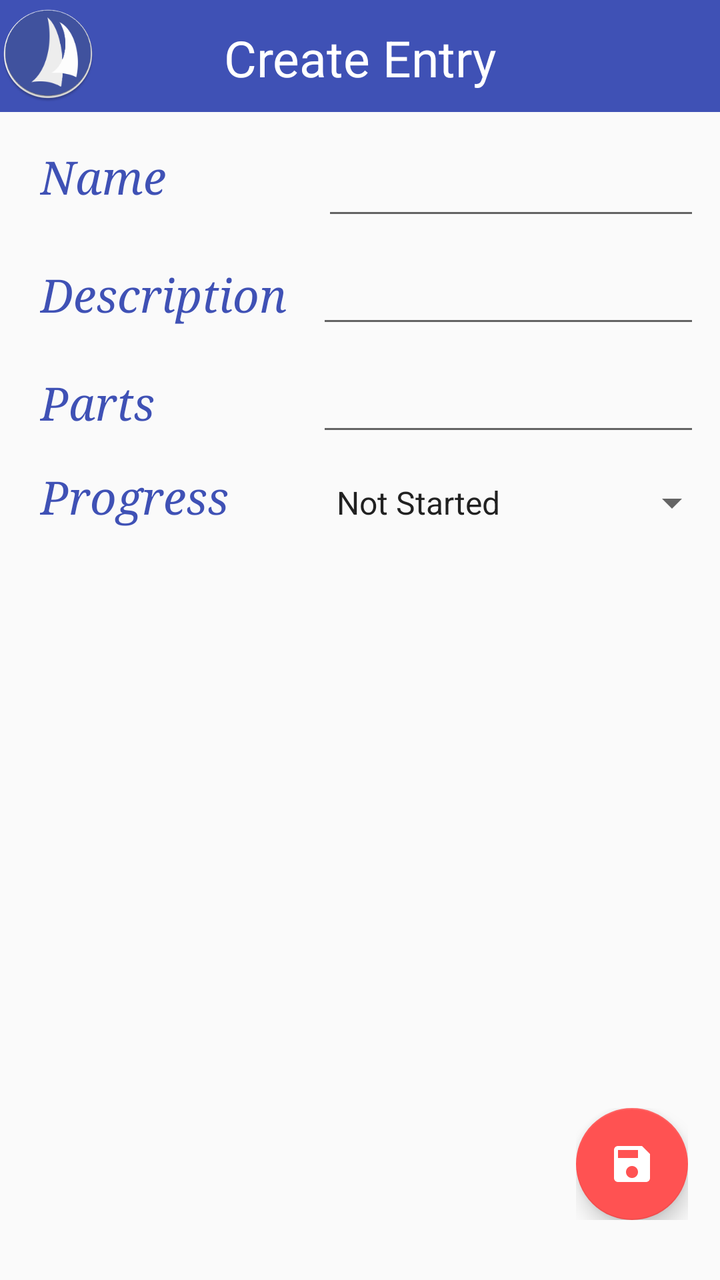
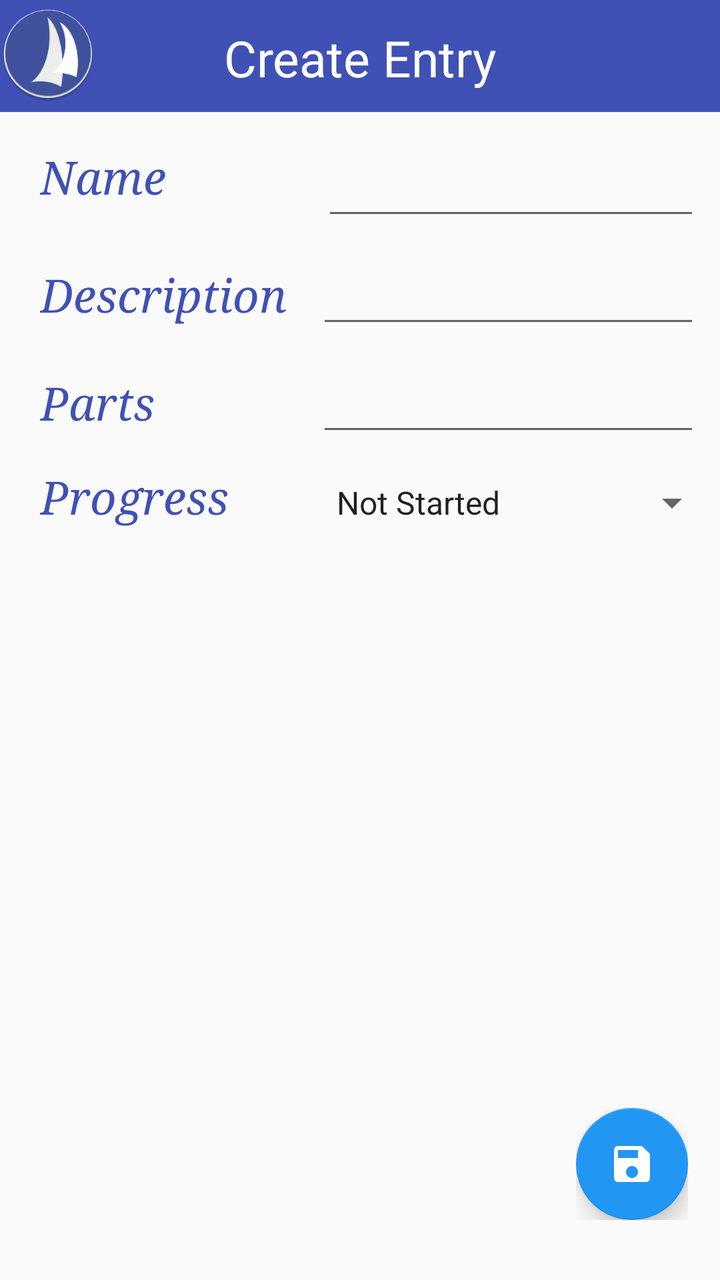

An Android layout rendered at two revisions. The XML below is the earlier revision; the diff shows what the commit changed to produce the second picture.
<!-- AndroidManifest.xml: application theme Base.Theme.Toolbar -->
<!-- res/layout/activity_create_manlog.xml -->
<?xml version="1.0" encoding="utf-8"?>
<LinearLayout xmlns:android="http://schemas.android.com/apk/res/android"
    android:layout_width="match_parent"
    android:layout_height="match_parent"
    android:orientation="vertical">

    <RelativeLayout xmlns:android="http://schemas.android.com/apk/res/android"
        xmlns:app="http://schemas.android.com/apk/res-auto"
        xmlns:tools="http://schemas.android.com/tools"
        android:id="@+id/MRL1"
        android:layout_width="match_parent"
        android:layout_height="match_parent"
        android:orientation="vertical"
        tools:context=".MainActivityManLog">

        <android.support.v7.widget.Toolbar
            android:id="@+id/toolbar"
            android:layout_width="match_parent"
            android:layout_height="56dp"
            android:background="?attr/colorPrimary"
            android:minHeight="?attr/actionBarSize"
            android:theme="@style/Base.Theme.Test"
            app:popupTheme="@style/ThemeOverlay.AppCompat.Light" />

        <ImageView
            android:id="@+id/imageView1"
            android:layout_width="wrap_content"
            android:layout_height="wrap_content"
            android:layout_alignParentStart="true"
            android:layout_alignParentTop="true"
            android:layout_marginTop="3dp"
            android:src="@mipmap/ic_launcher" />

        <TextView
            android:id="@+id/titleTextView"
            android:layout_width="wrap_content"
            android:layout_height="wrap_content"
            android:layout_alignParentTop="true"
            android:layout_centerHorizontal="true"
            android:layout_marginBottom="@dimen/activity_vertical_margin"
            android:padding="12dp"
            android:text="Create Entry"
            android:textColor="@color/white"
            android:textSize="25sp" />

        <ScrollView xmlns:android="http://schemas.android.com/apk/res/android"
            android:id="@+id/scrollView1"
            android:layout_width="match_parent"
            android:layout_height="wrap_content"
            android:layout_below="@+id/toolbar">

            <LinearLayout xmlns:android="http://schemas.android.com/apk/res/android"
                android:layout_width="match_parent"
                android:layout_height="match_parent"
                android:orientation="vertical">

                <LinearLayout
                    android:id="@+id/fieldlayout1"
                    android:layout_width="match_parent"
                    android:layout_height="wrap_content"
                    android:layout_below="@+id/toolbar"
                    android:layout_marginEnd="10dp"
                    android:layout_marginStart="10dp"
                    android:layout_marginTop="10dp"
                    android:orientation="horizontal">

                    <TextView
                        android:id="@+id/textViewName"
                        android:layout_width="wrap_content"
                        android:layout_height="wrap_content"
                        android:layout_marginStart="10dp"
                        android:text="Name             "
                        android:textColor="@color/textMain"
                        android:textSize="23sp"
                        android:textStyle="italic"
                        android:typeface="serif" />

                    <EditText
                        android:id="@+id/editTextName"
                        android:layout_width="wrap_content"
                        android:layout_height="wrap_content"
                        android:layout_marginTop="5dp"
                        android:ems="10"
                        android:inputType="text"
                        android:textSize="20sp" />

                </LinearLayout>

                <LinearLayout
                    android:id="@+id/fieldlayout2"
                    android:layout_width="match_parent"
                    android:layout_height="wrap_content"
                    android:layout_marginEnd="10dp"
                    android:layout_marginStart="10dp"
                    android:layout_marginTop="10dp"
                    android:orientation="horizontal">

                    <TextView
                        android:id="@+id/textViewDescription"
                        android:layout_width="wrap_content"
                        android:layout_height="wrap_content"
                        android:layout_marginEnd="10dp"
                        android:layout_marginStart="10dp"
                        android:text="Description"
                        android:textColor="@color/textMain"
                        android:textSize="23sp"
                        android:textStyle="italic"
                        android:typeface="serif" />

                    <EditText
                        android:id="@+id/editTextDescription"
                        android:layout_width="wrap_content"
                        android:layout_height="wrap_content"
                        android:layout_marginStart="5dp"
                        android:ems="10"
                        android:inputType="text"
                        android:textSize="20sp" />

                </LinearLayout>

                <LinearLayout
                    android:id="@+id/fieldlayout3"
                    android:layout_width="match_parent"
                    android:layout_height="wrap_content"
                    android:layout_marginEnd="10dp"
                    android:layout_marginStart="10dp"
                    android:layout_marginTop="10dp"
                    android:orientation="horizontal">

                    <TextView
                        android:id="@+id/textViewParts"
                        android:layout_width="wrap_content"
                        android:layout_height="wrap_content"
                        android:layout_marginEnd="10dp"
                        android:layout_marginStart="10dp"
                        android:text="Parts           "
                        android:textColor="@color/textMain"
                        android:textSize="23sp"
                        android:textStyle="italic"
                        android:typeface="serif" />

                    <EditText
                        android:id="@+id/editTextParts"
                        android:layout_width="wrap_content"
                        android:layout_height="wrap_content"
                        android:layout_marginStart="5dp"
                        android:ems="10"
                        android:inputType="text"
                        android:textSize="20sp" />

                </LinearLayout>


                <LinearLayout
                    android:id="@+id/fieldlayout4"
                    android:layout_width="match_parent"
                    android:layout_height="wrap_content"
                    android:layout_marginStart="10dp"
                    android:layout_marginTop="10dp"
                    android:orientation="horizontal">

                    <TextView
                        android:id="@+id/textViewProgress"
                        android:layout_width="wrap_content"
                        android:layout_height="wrap_content"
                        android:layout_marginEnd="10dp"
                        android:layout_marginStart="10dp"
                        android:text="Progress      "
                        android:textColor="@color/textMain"
                        android:textSize="23sp"
                        android:textStyle="italic"
                        android:typeface="serif" />


                    <Spinner
                        android:id="@+id/spinnerProgress"
                        android:layout_width="match_parent"
                        android:layout_height="wrap_content"
                        android:spinnerMode="dropdown"

                        android:popupTheme="@style/AlertDialogTheme"
                        android:entries="@array/progress_array"
                        android:prompt="@string/progress_prompt" />


                </LinearLayout>

                <TextView
                    android:id="@+id/TextViewMainLog_ID"
                    android:layout_width="wrap_content"
                    android:layout_height="wrap_content"
                    android:textSize="0sp" />

            </LinearLayout>
        </ScrollView>

        <LinearLayout
            android:layout_width="match_parent"
            android:layout_height="match_parent"
            android:orientation="vertical"
            android:weightSum="1">

            <include layout="@layout/layout_fabsave" />

        </LinearLayout>
    </RelativeLayout>


</LinearLayout>
<!-- res/layout/layout_fabsave.xml (included above) -->
<?xml version="1.0" encoding="utf-8"?>
<FrameLayout
    xmlns:android="http://schemas.android.com/apk/res/android"
    xmlns:app="http://schemas.android.com/apk/res-auto"
    android:id="@+id/fabFrame"
    android:layout_width="match_parent"
    android:layout_height="match_parent"
    android:paddingLeft="@dimen/activity_horizontal_margin"
    android:paddingRight="@dimen/activity_horizontal_margin"
    android:orientation="vertical">

    <LinearLayout
        android:layout_width="wrap_content"
        android:layout_height="wrap_content"
        android:gravity="center_vertical"
        android:layout_gravity="bottom|end"
        android:layout_marginBottom="30dp"
        android:orientation="horizontal">

        <android.support.design.widget.FloatingActionButton
            android:id="@+id/fabSave"
            android:layout_width="wrap_content"
            android:layout_height="wrap_content"
            android:layout_gravity="bottom|end"
            android:src="@drawable/ic_save_white"
            app:backgroundTint="@color/fab"
            app:fabSize="normal" />

    </LinearLayout>
</FrameLayout>
<!-- resources referenced by this layout -->
<resources>
  <string-array name="progress_array">
          <item>Not Started</item>
          <item>In Progress</item>
          <item>Completed</item>
      </string-array>
  <color name="fab">@color/night_text</color>
  <color name="textMain">#ff3F51B5</color>
  <color name="white">#ffffff</color>
  <dimen name="activity_horizontal_margin">16dp</dimen>
  <dimen name="activity_vertical_margin">16dp</dimen>
  <!-- drawable ic_save_white: png bitmap (drawable-hdpi, 391 bytes) -->
  <!-- mipmap ic_launcher: png bitmap (mipmap-hdpi, 5911 bytes) -->
  <string name="progress_prompt">Prompt</string>
  <style name="AlertDialogTheme" parent="Theme.AppCompat.Dialog.Alert">
          <item name="buttonBarNegativeButtonStyle">@style/NegativeButtonStyle</item>
          <item name="buttonBarPositiveButtonStyle">@style/PositiveButtonStyle</item>
          <item name="android:background">@color/card_background</item>
          <item name="colorAccent">@color/night_text</item>
  
      </style>
  <style name="Base.Theme.Test" parent="Theme.AppCompat.Light.NoActionBar">
          <item name="colorPrimary">@color/primary</item>
          <item name="colorPrimaryDark">@color/primary_dark</item>
          <item name="colorAccent">@color/night_text</item>
          <item name="android:textColorPrimary">@color/white</item>
          <item name="android:homeAsUpIndicator">@drawable/ic_action_menu</item>
      </style>
  <style name="Base.Theme.Toolbar" parent="Theme.AppCompat.Light.NoActionBar">
          <item name="colorPrimary">@color/primary</item>
          <item name="colorPrimaryDark">@color/primary_dark</item>
          <item name="colorAccent">@color/night_text</item>
          <item name="mcab_contentinset_start">60dp</item>
      </style>
  <color name="night_text">@color/accent</color>
  <style name="NegativeButtonStyle" parent="Widget.AppCompat.Button.ButtonBar.AlertDialog">
          <item name="android:textColor">@color/night_text</item>
      </style>
  <style name="PositiveButtonStyle" parent="Widget.AppCompat.Button.ButtonBar.AlertDialog">
          <item name="android:textColor">@color/night_text</item>
      </style>
  <color name="card_background">@color/grey800</color>
  <color name="primary">#ff3F51B5</color>
  <color name="primary_dark">#ff303F9F</color>
  <!-- drawable ic_action_menu (drawable) -->
  <?xml version="1.0" encoding="utf-8"?>
  <vector xmlns:android="http://schemas.android.com/apk/res/android"
      android:width="24dp"
      android:height="24dp"
      android:viewportWidth="24"
      android:viewportHeight="24">
  
      <path
          android:pathData="M0 0h24v24H0z" />
      <path
          android:fillColor="#ffffff"
          android:pathData="M3 18h18v-2H3v2zm0-5h18v-2H3v2zm0-7v2h18V6H3z" />
  </vector>
  <color name="accent">#ffFF5252</color>
  <color name="grey800">#424242</color>
</resources>

<!-- the commit's change to res/layout/activity_create_manlog.xml (unified diff, before → after) -->
@@ -1,19 +1,26 @@
 <?xml version="1.0" encoding="utf-8"?>
-<LinearLayout xmlns:android="http://schemas.android.com/apk/res/android"
+<androidx.drawerlayout.widget.DrawerLayout xmlns:android="http://schemas.android.com/apk/res/android"
+    xmlns:app="http://schemas.android.com/apk/res-auto"
+    xmlns:tools="http://schemas.android.com/tools"
+    android:id="@+id/drawer_layout"
+    android:layout_height="match_parent"
     android:layout_width="match_parent"
-    android:layout_height="match_parent"
-    android:orientation="vertical">
-
-    <RelativeLayout xmlns:android="http://schemas.android.com/apk/res/android"
-        xmlns:app="http://schemas.android.com/apk/res-auto"
-        xmlns:tools="http://schemas.android.com/tools"
-        android:id="@+id/MRL1"
+    android:fitsSystemWindows="true">
+
+    <LinearLayout
         android:layout_width="match_parent"
         android:layout_height="match_parent"
-        android:orientation="vertical"
-        tools:context=".MainActivityManLog">
-
-        <android.support.v7.widget.Toolbar
+        android:orientation="vertical">
+
+
+        <RelativeLayout
+            android:layout_width="match_parent"
+            android:layout_height="match_parent"
+            tools:context=".MainActivityManLog"
+            android:orientation="vertical"
+            android:id="@+id/MRL1">
+
+        <androidx.appcompat.widget.Toolbar
             android:id="@+id/toolbar"
             android:layout_width="match_parent"
             android:layout_height="56dp"
@@ -203,10 +210,20 @@
             <include layout="@layout/layout_fabsave" />
 
         </LinearLayout>
-    </RelativeLayout>
-
-
-</LinearLayout>
+        </RelativeLayout>
+    </LinearLayout>
+
+    <com.google.android.material.navigation.NavigationView
+        android:id="@+id/nav_view"
+        android:layout_height="match_parent"
+        android:layout_width="wrap_content"
+        android:layout_gravity="start"
+        android:fitsSystemWindows="true"
+        app:headerLayout="@layout/nav_header"
+        app:menu="@menu/drawer_create_entries"
+        app:theme="@style/NavigationViewTheme" />
+
+</androidx.drawerlayout.widget.DrawerLayout>
 <!-- res/layout/layout_fabsave.xml (included above) -->
 <?xml version="1.0" encoding="utf-8"?>
 <FrameLayout
@@ -227,7 +244,7 @@
         android:layout_marginBottom="30dp"
         android:orientation="horizontal">
 
-        <android.support.design.widget.FloatingActionButton
+        <com.google.android.material.floatingactionbutton.FloatingActionButton
             android:id="@+id/fabSave"
             android:layout_width="wrap_content"
             android:layout_height="wrap_content"
@@ -238,3 +255,34 @@
 
     </LinearLayout>
 </FrameLayout>
+<!-- res/layout/nav_header.xml (included above) -->
+<?xml version="1.0" encoding="utf-8"?>
+<LinearLayout xmlns:android="http://schemas.android.com/apk/res/android"
+    android:layout_width="match_parent"
+    android:layout_height="192dp"
+    android:id="@+id/layout11"
+    android:background="@color/primary"
+    android:padding="16dp"
+    android:theme="@style/ThemeOverlay.AppCompat.Dark"
+    android:orientation="vertical"
+    android:gravity="bottom">
+
+    <ImageView
+        android:layout_width="100dp"
+        android:layout_height="100dp"
+        android:id="@+id/imVie_AppLogo"
+        android:src="@mipmap/ic_launcher"
+        android:layout_marginBottom="12dp"
+        android:layout_gravity="center_horizontal" />
+
+
+    <TextView
+        android:layout_width="wrap_content"
+        android:layout_height="wrap_content"
+        android:text="@string/BoatLog"
+        android:layout_gravity="center_horizontal"
+        style="@style/TextAppearance.AppCompat.Subhead" />
+
+
+
+</LinearLayout>
<!-- resource entries referenced after the edit -->
@@ -12,6 +12,7 @@
   <dimen name="activity_vertical_margin">16dp</dimen>
   <!-- drawable ic_save_white: png bitmap (drawable-hdpi, 391 bytes) -->
   <!-- mipmap ic_launcher: png bitmap (mipmap-hdpi, 5911 bytes) -->
+  <string name="BoatLog">BoatLog</string>
   <string name="progress_prompt">Prompt</string>
   <style name="AlertDialogTheme" parent="Theme.AppCompat.Dialog.Alert">
           <item name="buttonBarNegativeButtonStyle">@style/NegativeButtonStyle</item>
@@ -27,11 +28,14 @@
           <item name="android:textColorPrimary">@color/white</item>
           <item name="android:homeAsUpIndicator">@drawable/ic_action_menu</item>
       </style>
+  <style name="NavigationViewTheme" parent="AppTheme">
+          <item name="textAppearanceListItem">@style/TextAppearance.AppCompat.Body2</item>
+      </style>
+      ThemeOverlay_Material_Dialog_Alert
   <style name="Base.Theme.Toolbar" parent="Theme.AppCompat.Light.NoActionBar">
           <item name="colorPrimary">@color/primary</item>
           <item name="colorPrimaryDark">@color/primary_dark</item>
           <item name="colorAccent">@color/night_text</item>
-          <item name="mcab_contentinset_start">60dp</item>
       </style>
   <color name="night_text">@color/accent</color>
   <style name="NegativeButtonStyle" parent="Widget.AppCompat.Button.ButtonBar.AlertDialog">
@@ -57,7 +61,12 @@
           android:fillColor="#ffffff"
           android:pathData="M3 18h18v-2H3v2zm0-5h18v-2H3v2zm0-7v2h18V6H3z" />
   </vector>
-  <color name="accent">#ffFF5252</color>
+  <style name="AppTheme" parent="android:Theme.Material.Light">
+          <item name="android:colorPrimary">@color/primary</item>
+          <item name="android:colorPrimaryDark">@color/primary_dark</item>
+          <item name="android:colorAccent">@color/night_text</item>
+      </style>
+  <color name="accent">#2196F3</color>
   <color name="grey800">#424242</color>
 </resources>
 
